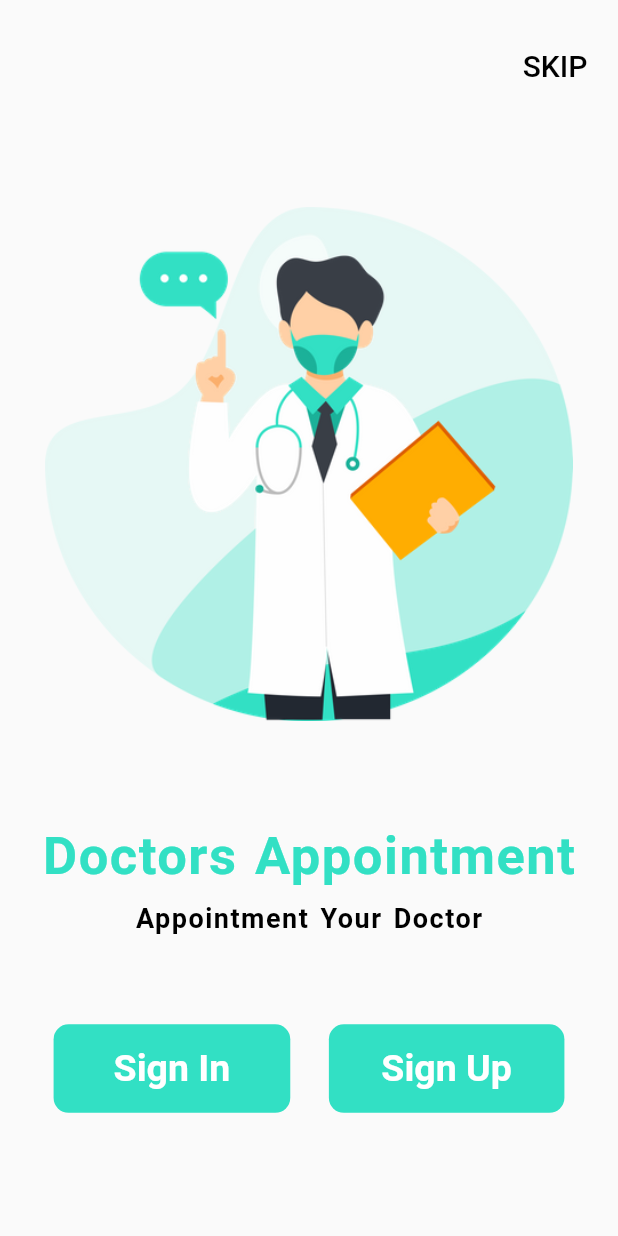
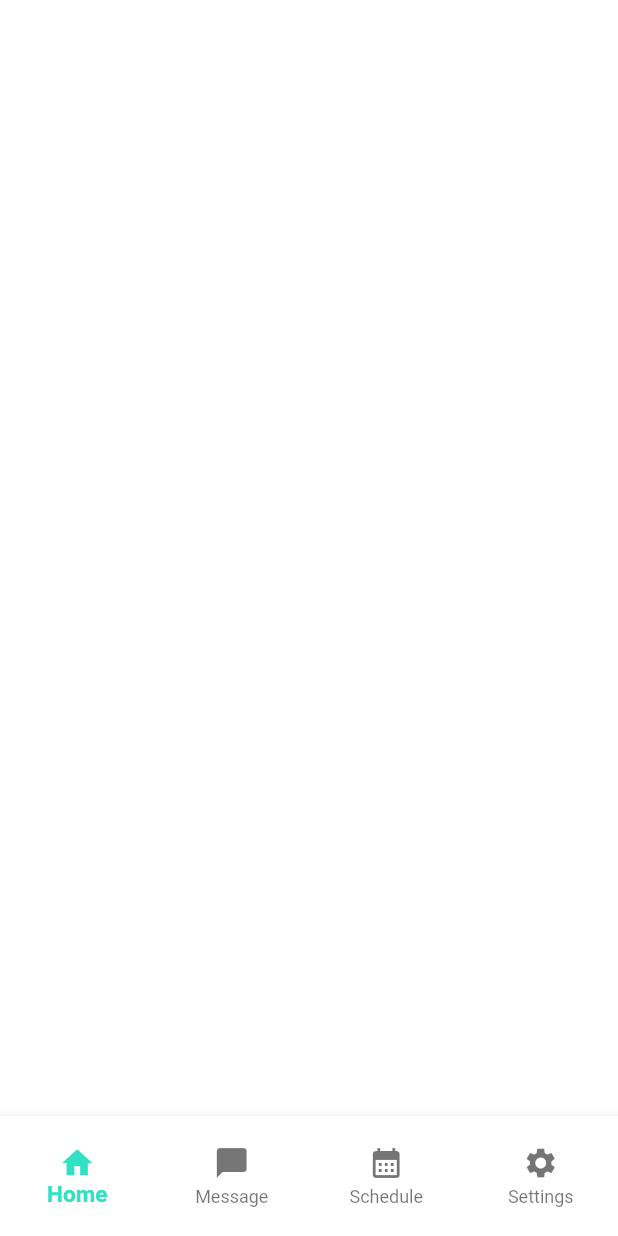
Before and after one commit to hello-favour/healthcare-app-ui, a Flutter app: the screen it shows after launch, after a tap on "SKIP", on a phone screen of 412 x 824 dp. Run offline on Flutter 3.47's test engine with Material 2 defaults, Android fonts, the phone set to English and light mode, and no system bars.

Commit message:
build bottom navbar

```diff
--- /dev/null
+++ b/lib/components/nav_bar_roots.dart
@@ -0,0 +1,62 @@
+import 'package:flutter/material.dart';
+import 'package:medical_health_careapp_ui/screens/home_screen.dart';
+import 'package:medical_health_careapp_ui/themes/app_color.dart';
+
+class NavBarRoots extends StatefulWidget {
+  const NavBarRoots({super.key});
+
+  @override
+  State<NavBarRoots> createState() => _NavBarRootsState();
+}
+
+class _NavBarRootsState extends State<NavBarRoots> {
+  int _selectedScreenIndex = 0;
+  final _screens = [
+    HomeScreen(),
+    Container(),
+    Container(),
+    Container(),
+  ];
+  @override
+  Widget build(BuildContext context) {
+    return Scaffold(
+      backgroundColor: Colors.white,
+      body: _screens[_selectedScreenIndex],
+      bottomNavigationBar: Container(
+        height: 80,
+        child: BottomNavigationBar(
+          selectedItemColor: AppColors.primaryColors,
+          unselectedItemColor: Colors.black54,
+          backgroundColor: Colors.white,
+          type: BottomNavigationBarType.fixed,
+          selectedLabelStyle: const TextStyle(
+            fontWeight: FontWeight.bold,
+            fontSize: 15,
+          ),
+          currentIndex: _selectedScreenIndex,
+          onTap: (index) {
+            setState(() {
+              _selectedScreenIndex = index;
+            });
+          },
+          items: const [
+            BottomNavigationBarItem(
+              icon: Icon(Icons.home),
+              label: "Home",
+            ),
+            BottomNavigationBarItem(
+              icon: Icon(Icons.chat_bubble),
+              label: "Message",
+            ),
+            BottomNavigationBarItem(
+                icon: Icon(Icons.calendar_month), label: "Schedule"),
+            BottomNavigationBarItem(
+              icon: Icon(Icons.settings),
+              label: "Settings",
+            ),
+          ],
+        ),
+      ),
+    );
+  }
+}
--- a/lib/main.dart
+++ b/lib/main.dart
@@ -1,5 +1,7 @@
 import 'package:flutter/material.dart';
-import 'package:medical_health_careapp_ui/screens/login_screen.dart';
+import 'package:medical_health_careapp_ui/components/nav_bar_roots.dart';
+import 'package:medical_health_careapp_ui/screens/home_screen.dart';
+import 'package:medical_health_careapp_ui/screens/sign_in_screen.dart';
 import 'package:medical_health_careapp_ui/screens/sign_up_screen.dart';
 import 'package:medical_health_careapp_ui/screens/welcome_home.dart';
 
--- /dev/null
+++ b/lib/screens/home_screen.dart
@@ -0,0 +1,18 @@
+import 'package:flutter/material.dart';
+
+class HomeScreen extends StatelessWidget {
+  HomeScreen({super.key});
+
+  List _symptoms = [
+    "Temperature",
+    "snuffle",
+    "fever",
+    "cough",
+    "cold",
+  ];
+
+  @override
+  Widget build(BuildContext context) {
+    return Container();
+  }
+}
--- a/lib/screens/sign_up_screen.dart
+++ b/lib/screens/sign_up_screen.dart
@@ -1,7 +1,7 @@
 import 'package:flutter/material.dart';
 import 'package:medical_health_careapp_ui/components/app_font.dart';
 import 'package:medical_health_careapp_ui/constants/image_path.dart';
-import 'package:medical_health_careapp_ui/screens/login_screen.dart';
+import 'package:medical_health_careapp_ui/screens/sign_in_screen.dart';
 import 'package:medical_health_careapp_ui/themes/app_color.dart';
 
 class SignUpScreen extends StatefulWidget {
@@ -128,7 +128,7 @@
                     onPressed: () {
                       Navigator.push(context,
                           MaterialPageRoute(builder: (context) {
-                        return const LoginScreen();
+                        return const SignInScreen();
                       }));
                     },
                     child: const AppText(
--- a/lib/screens/welcome_home.dart
+++ b/lib/screens/welcome_home.dart
@@ -2,8 +2,9 @@
 
 import 'package:flutter/material.dart';
 import 'package:medical_health_careapp_ui/components/app_font.dart';
+import 'package:medical_health_careapp_ui/components/nav_bar_roots.dart';
 import 'package:medical_health_careapp_ui/constants/image_path.dart';
-import 'package:medical_health_careapp_ui/screens/login_screen.dart';
+import 'package:medical_health_careapp_ui/screens/sign_in_screen.dart';
 import 'package:medical_health_careapp_ui/themes/app_color.dart';
 
 class WelcomeHome extends StatelessWidget {
@@ -18,11 +19,18 @@
         padding: const EdgeInsets.all(10),
         child: Column(
           children: [
-            const SizedBox(height: 10),
+            const SizedBox(height: 15),
             Align(
               alignment: Alignment.centerRight,
               child: TextButton(
-                onPressed: () {},
+                onPressed: () {
+                  Navigator.push(
+                    context,
+                    MaterialPageRoute(builder: (context) {
+                      return const NavBarRoots();
+                    }),
+                  );
+                },
                 child: const AppText(
                   text: "SKIP",
                   color: Colors.black,
@@ -65,7 +73,7 @@
                       Navigator.push(
                         context,
                         MaterialPageRoute(builder: (context) {
-                          return const LoginScreen();
+                          return const SignInScreen();
                         }),
                       );
                     },
@@ -89,7 +97,7 @@
                       Navigator.push(
                         context,
                         MaterialPageRoute(builder: (context) {
-                          return const LoginScreen();
+                          return const SignInScreen();
                         }),
                       );
                     },
```
